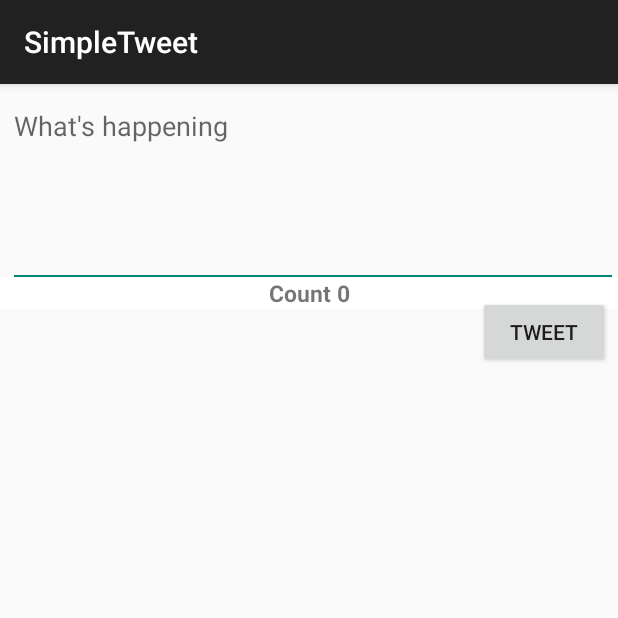
After one commit to gabyyanes/SimpleTweet, an Android app: the ComposeActivity screen opened directly, with no data from a screen before it, on a phone screen of 412 x 824 dp, the top half of it. The commit adds this screen. Run offline under Robolectric (Android 15) with nearby library versions, the phone set to English and light mode, and no system bars; our stand-ins replace Room's generated code; libraries missing offline, so code that uses them is left out: com.codepath.asynchttpclient, com.facebook.stetho, org.parceler; 1 statement that could not run was skipped.

Commit message:
SimpleTweet part 2

```diff
--- a/app/build.gradle
+++ b/app/build.gradle
@@ -52,4 +52,6 @@ dependencies {
     implementation 'com.facebook.stetho:stetho:1.5.1'
     implementation 'androidx.swiperefreshlayout:swiperefreshlayout:1.0.0'
 
+    implementation 'org.parceler:parceler-api:1.1.12'
+    annotationProcessor 'org.parceler:parceler:1.1.12'
 }
--- a/app/src/main/AndroidManifest.xml
+++ b/app/src/main/AndroidManifest.xml
@@ -13,7 +13,8 @@
         android:icon="@drawable/ic_launcher"
         android:label="@string/app_name"
         android:theme="@style/AppTheme">
-        <activity android:name=".TimelineActivity"></activity>
+        <activity android:name=".ComposeActivity"></activity>
+        <activity android:name=".TimelineActivity" />
         <activity
             android:name=".LoginActivity"
             android:label="@string/app_name"
--- /dev/null
+++ b/app/src/main/java/com/codepath/apps/restclienttemplate/ComposeActivity.java
@@ -0,0 +1,123 @@
+package com.codepath.apps.restclienttemplate;
+
+import androidx.appcompat.app.AppCompatActivity;
+
+import android.content.Intent;
+import android.graphics.Color;
+import android.os.Bundle;
+import android.text.Editable;
+import android.text.TextWatcher;
+import android.util.Log;
+import android.view.View;
+import android.widget.Button;
+import android.widget.EditText;
+import android.widget.TextView;
+import android.widget.Toast;
+
+import com.codepath.apps.restclienttemplate.models.Tweet;
+import com.codepath.asynchttpclient.callback.JsonHttpResponseHandler;
+
+import org.json.JSONException;
+import org.parceler.Parcels;
+import org.w3c.dom.Text;
+
+import okhttp3.Headers;
+
+public class ComposeActivity extends AppCompatActivity {
+
+    public static final String TAG = "ComposeActivity";
+    public static final int MAX_TWEET_LENGTH = 140;
+
+    //Initialize variables
+    EditText etCompose;
+    Button btnTweet;
+    TextView tvCount;
+
+    TwitterClient client;
+
+    @Override
+    protected void onCreate(Bundle savedInstanceState) {
+        super.onCreate(savedInstanceState);
+        setContentView(R.layout.activity_compose);
+
+        client = TwitterApp.getRestClient(this);
+
+        //Assign variables
+        etCompose = findViewById(R.id.etCompose);
+        btnTweet = findViewById(R.id.btnTweet);
+        tvCount = findViewById(R.id.tvCount);
+
+        etCompose.addTextChangedListener(new TextWatcher() {
+            @Override
+            public void beforeTextChanged(CharSequence s, int start, int count, int after) {
+
+            }
+
+            @Override
+            public void onTextChanged(CharSequence s, int start, int before, int count) {
+
+            }
+
+            @Override
+            public void afterTextChanged(Editable s) {
+                //Count characters
+                int character = etCompose.length();
+
+                //Convert into String
+                String convert = String.valueOf(character);
+
+                //Set to TextView
+                tvCount.setText("Count " + convert + "/280");
+
+                while(character > 280) {
+                    tvCount.setTextColor(Color.RED);
+                    tvCount.setText("Count " + convert + "/280");
+                }
+            }
+        });
+
+        //Set click listener on button
+        btnTweet.setOnClickListener(new View.OnClickListener() {
+            @Override
+            public void onClick(View v) {
+                String tweetContent = etCompose.getText().toString();
+                if(tweetContent.isEmpty()){
+                    Toast.makeText(ComposeActivity.this,"Sorry, your tweet cannot be empty", Toast.LENGTH_LONG).show();
+                    return;
+                }
+                if(tweetContent.length() > MAX_TWEET_LENGTH){
+                    Toast.makeText(ComposeActivity.this,"Sorry, your tweet is too long", Toast.LENGTH_LONG).show();
+                    return;
+                }
+                Toast.makeText(ComposeActivity.this,tweetContent, Toast.LENGTH_LONG).show();
+                //Make an API call to Twitter to publish the tweet
+                client.publishTweet(tweetContent, new JsonHttpResponseHandler() {
+                    @Override
+                    public void onSuccess(int statusCode, Headers headers, JSON json) {
+                        Log.i(TAG,"onSuccess to publish tweet");
+                        try {
+                            Tweet tweet = Tweet.fromJson(json.jsonObject);
+                            Log.i(TAG, "Published tweet says:" + tweet.body);
+                            Intent intent = new Intent();
+                            intent.putExtra("tweet", Parcels.wrap(tweet));
+                            //set result code and bundle data for response
+                            setResult(RESULT_OK, intent);
+                            finish(); //closes the activity, pass data to parent
+                        } catch (JSONException e) {
+                            e.printStackTrace();
+                        }
+                    }
+
+                    @Override
+                    public void onFailure(int statusCode, Headers headers, String response, Throwable throwable) {
+                        Log.e(TAG,"onFailure to publish tweet", throwable);
+
+                    }
+                });
+
+            }
+        });
+
+
+    }
+}
--- a/app/src/main/java/com/codepath/apps/restclienttemplate/models/Tweet.java
+++ b/app/src/main/java/com/codepath/apps/restclienttemplate/models/Tweet.java
@@ -3,16 +3,21 @@ package com.codepath.apps.restclienttemplate.models;
 import org.json.JSONArray;
 import org.json.JSONException;
 import org.json.JSONObject;
+import org.parceler.Parcel;
 
 import java.util.ArrayList;
 import java.util.List;
 
+@Parcel
 public class Tweet {
 
     public String body;
     public String createdAt;
     public long id;
     public User user;
+
+    //empty constructor needed by the Parceler library
+    public Tweet() {}
 
     public static Tweet fromJson(JSONObject jsonObject) throws JSONException {
         Tweet tweet = new Tweet();
--- a/app/src/main/java/com/codepath/apps/restclienttemplate/models/User.java
+++ b/app/src/main/java/com/codepath/apps/restclienttemplate/models/User.java
@@ -2,12 +2,17 @@ package com.codepath.apps.restclienttemplate.models;
 
 import org.json.JSONException;
 import org.json.JSONObject;
+import org.parceler.Parcel;
 
+@Parcel
 public class User {
 
     public String name;
     public String screenName;
     public String profileImageUrl;
+
+    //empty constructor needed by the Parceler library
+    public User() {}
 
     public static User fromJson(JSONObject jsonObject) throws JSONException {
 
--- /dev/null
+++ b/app/src/main/res/layout/activity_compose.xml
@@ -0,0 +1,48 @@
+<?xml version="1.0" encoding="utf-8"?>
+<RelativeLayout
+    xmlns:android="http://schemas.android.com/apk/res/android"
+    xmlns:app="http://schemas.android.com/apk/res-auto"
+    xmlns:tools="http://schemas.android.com/tools"
+    android:layout_width="match_parent"
+    android:layout_height="match_parent"
+    tools:context=".ComposeActivity">
+
+    <EditText
+        android:id="@+id/etCompose"
+        android:layout_width="match_parent"
+        android:layout_height="wrap_content"
+        android:layout_alignParentStart="true"
+        android:layout_alignParentTop="true"
+        android:layout_marginStart="5dp"
+        android:layout_marginTop="5dp"
+        android:ems="10"
+        android:gravity="start|top"
+        android:hint="What's happening"
+        android:inputType="textMultiLine"
+        android:minLines="5" />
+
+    <TextView
+        android:id="@+id/tvCount"
+        android:layout_width="412dp"
+        android:layout_height="wrap_content"
+        android:layout_below="@+id/etCompose"
+        android:layout_alignParentStart="true"
+        android:layout_marginStart="0dp"
+        android:layout_marginTop="-7dp"
+        android:background="@android:color/white"
+        android:gravity="center"
+        android:text="Count 0"
+        android:textSize="15sp"
+        android:textStyle="bold" />
+
+    <Button
+        android:id="@+id/btnTweet"
+        android:layout_width="wrap_content"
+        android:layout_height="wrap_content"
+        android:layout_below="@+id/etCompose"
+        android:layout_alignParentEnd="true"
+        android:layout_marginTop="5dp"
+        android:layout_marginEnd="5dp"
+        android:layout_marginBottom="5dp"
+        android:text="@string/tweet" />
+</RelativeLayout>
--- a/app/src/main/res/values/strings.xml
+++ b/app/src/main/res/values/strings.xml
@@ -5,5 +5,6 @@
     <string name="login_label">Log in</string>
     <string name="intent_scheme">oauth</string>
     <string name="intent_host">cprest</string>
+    <string name="tweet">Tweet</string>
 
 </resources>
```
Also changed, not shown: app/src/main/java/com/codepath/apps/restclienttemplate/TimelineActivity.java (+45 -0 lines), app/src/main/java/com/codepath/apps/restclienttemplate/TwitterClient.java (+8 -0 lines), app/src/main/res/menu/menu_main.xml (added, +10 -0 lines).
